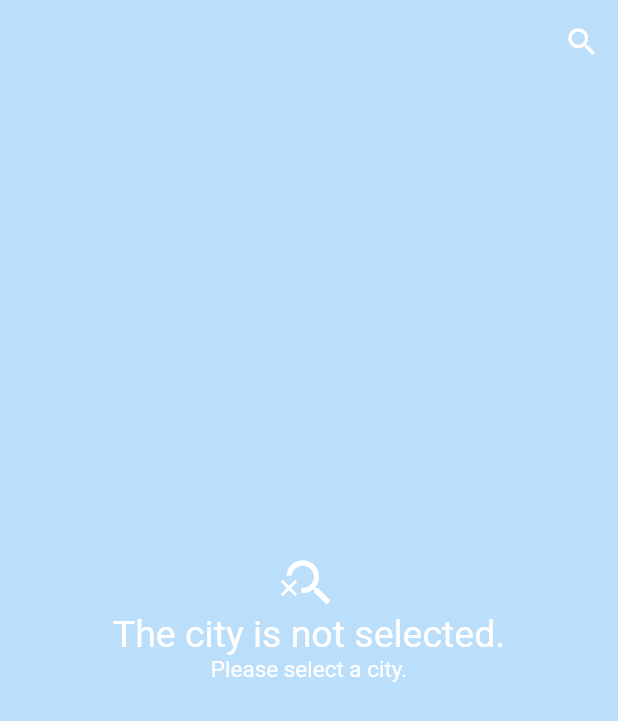
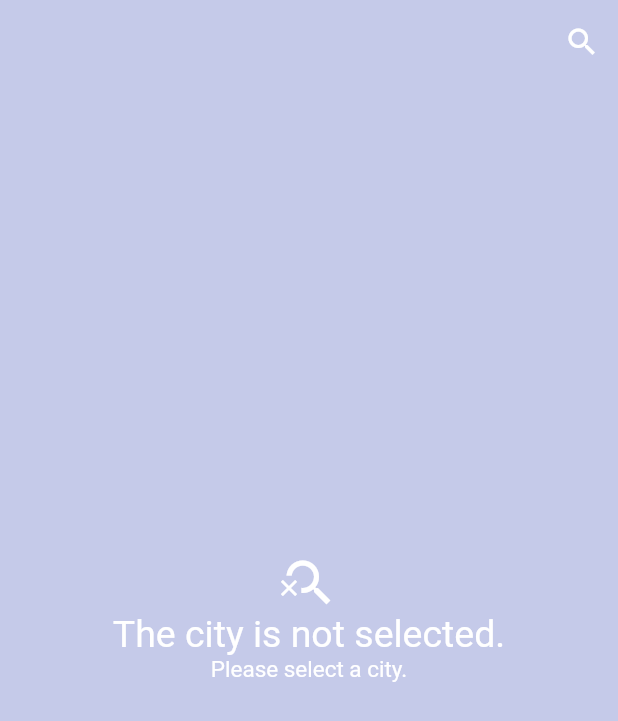
Before and after one commit to volkanustekidag/weather_app, a Flutter app: the screen it shows after launch, on a phone screen of 412 x 824 dp. Shown: the top 721 px of the screen. Run offline on Flutter 3.47's test engine with Material 2 defaults, Android fonts, the phone set to English and light mode, and no system bars; our stand-ins replace equatable, flutter_bloc, flutter_svg, weather_icons.

Commit message:
Home screen background color changed

```diff
--- a/lib/screens/weather_screen/weather_home_screen.dart
+++ b/lib/screens/weather_screen/weather_home_screen.dart
@@ -22,7 +22,7 @@ class _WeatherScreenState extends State<WeatherScreen> {
   Widget build(BuildContext context) {
     return Scaffold(
       extendBodyBehindAppBar: true,
-      backgroundColor: Colors.blue[100],
+      backgroundColor: Colors.indigo[100],
       appBar: appBarBuild(context),
       body: Container(child: BlocBuilder<WeatherBloc, WeatherState>(
         builder: (context, state) {
```
